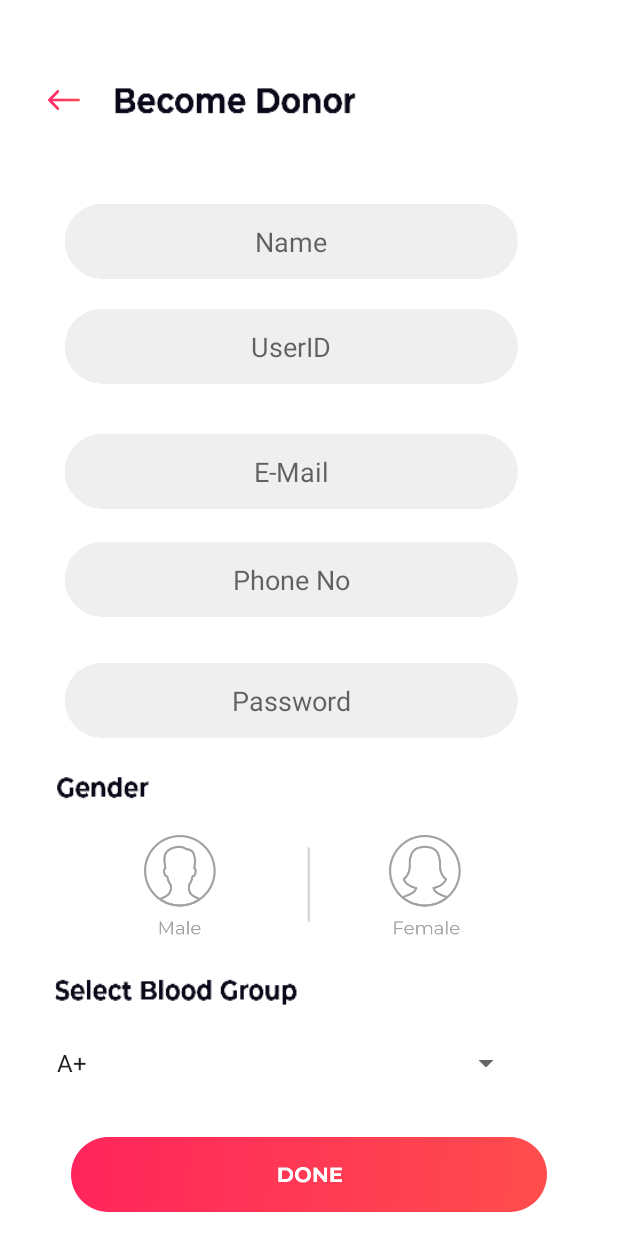
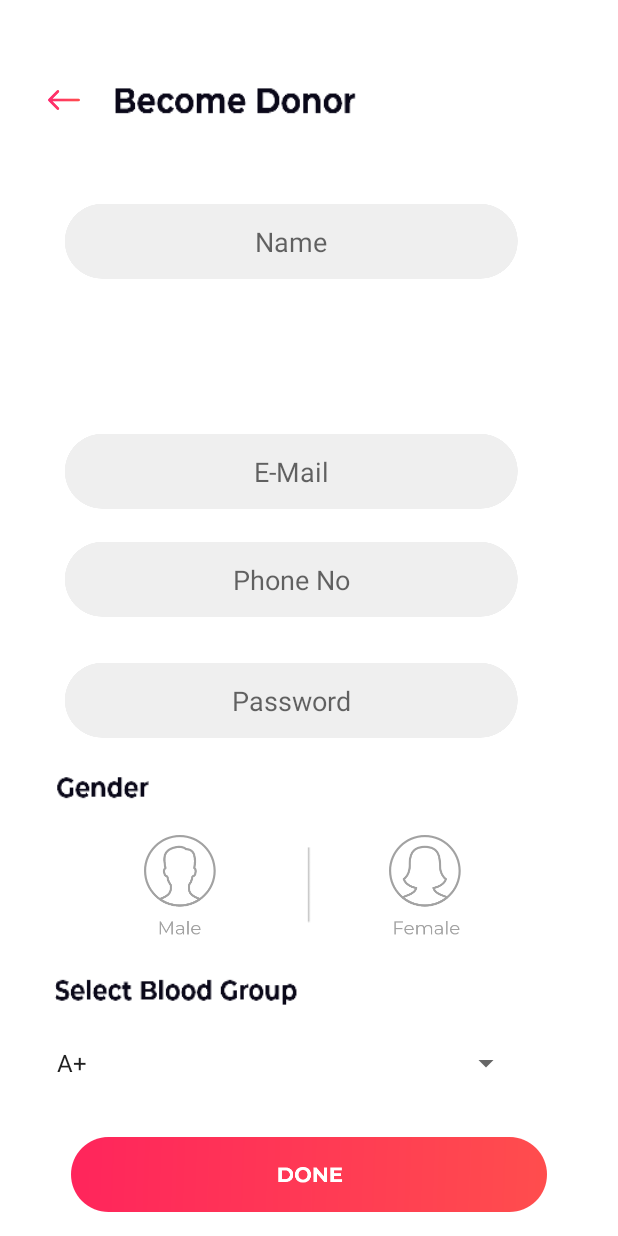
Before and after one commit to bluntbrain/BloodLife, an Android app: the SignupActivity screen opened directly, with no data from a screen before it, on a phone screen of 412 x 824 dp. Run offline under Robolectric (Android 15) with nearby library versions, the phone set to English and light mode, and no system bars; libraries missing offline, so code that uses them is left out: com.parse; 1 statement that could not run was skipped.

```diff
--- a/app/src/main/AndroidManifest.xml
+++ b/app/src/main/AndroidManifest.xml
@@ -18,7 +18,8 @@
         android:roundIcon="@mipmap/ic_launcher_round"
         android:supportsRtl="true"
         android:theme="@style/AppTheme">
-        <activity android:name=".FeedBack"></activity>
+        <activity android:name=".RequestBlood"></activity>
+        <activity android:name=".FeedBack" />
         <activity android:name=".RateUs" />
         <activity android:name=".SignupActivity" />
         <activity android:name=".LoginActivity" />
--- a/app/src/main/res/layout/activity_main.xml
+++ b/app/src/main/res/layout/activity_main.xml
@@ -68,6 +68,7 @@
 
 
     <androidx.cardview.widget.CardView
+        android:id="@+id/buttontorequestpage"
         android:layout_width="wrap_content"
         android:layout_height="wrap_content"
         app:cardCornerRadius="80dp"
@@ -79,6 +80,7 @@
         app:layout_constraintVertical_bias="0.94">
 
         <androidx.appcompat.widget.AppCompatImageView
+
             android:layout_width="wrap_content"
             android:layout_height="wrap_content"
             app:srcCompat="@drawable/iconforrequest"/>
--- a/app/src/main/res/layout/activity_signup.xml
+++ b/app/src/main/res/layout/activity_signup.xml
@@ -6,22 +6,6 @@
     android:layout_height="match_parent"
     android:background="@drawable/signup"
     tools:context=".SignupActivity">
-
-    <EditText
-        android:id="@+id/signup_userid"
-        android:layout_width="wrap_content"
-        android:layout_height="wrap_content"
-        android:background="@drawable/textbox"
-        android:ems="10"
-        android:gravity="center"
-        android:hint="UserID"
-        android:inputType="textPersonName"
-        app:layout_constraintBottom_toBottomOf="parent"
-        app:layout_constraintEnd_toEndOf="parent"
-        app:layout_constraintHorizontal_bias="0.393"
-        app:layout_constraintStart_toStartOf="parent"
-        app:layout_constraintTop_toTopOf="parent"
-        app:layout_constraintVertical_bias="0.266" />
 
     <EditText
         android:id="@+id/signup_email"
--- a/app/src/main/res/values/strings.xml
+++ b/app/src/main/res/values/strings.xml
@@ -5,7 +5,7 @@
     <string name="navigationbar_request">Request</string>
     <string name="navigationbar_profile">Profile</string>
     <string name="password">Password</string>
-    <string name="mobilenumber">Username</string>
+    <string name="mobilenumber">Mobile Number</string>
     <string name="profile_rateus">Rate us</string>
     <string name="profile_feedback">Feedback</string>
     <string name="profile_developers">Meet our team</string>
```
Also changed, not shown: app/src/main/java/com/example/learningmaps/MainActivity.java (+13 -2 lines).
